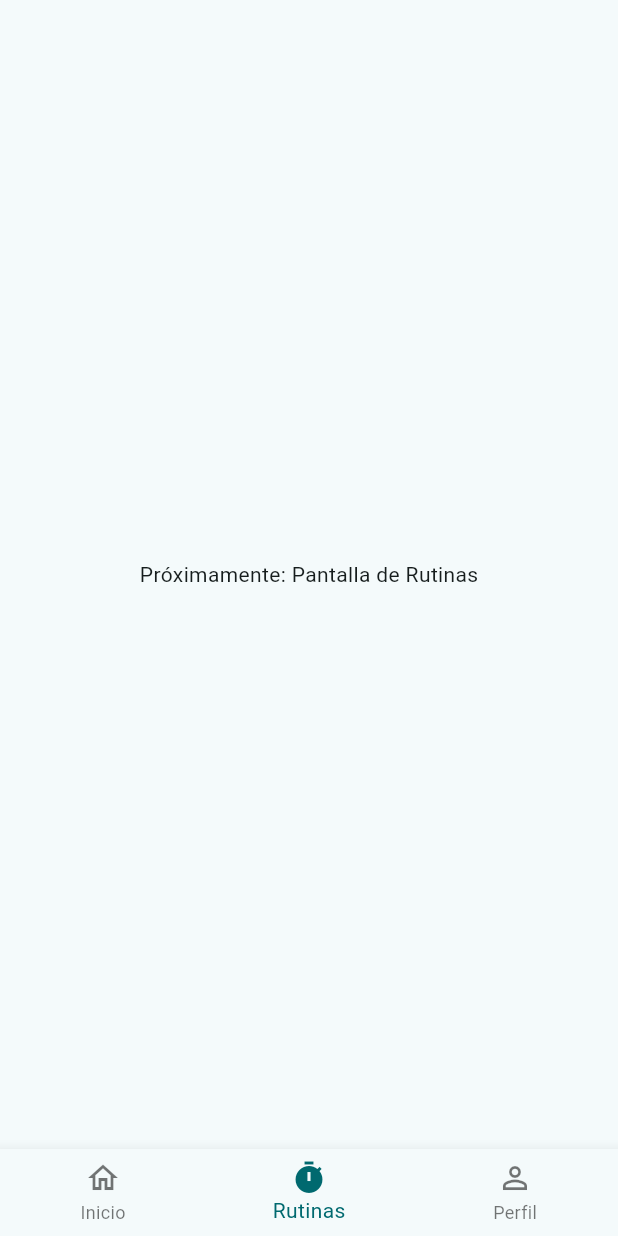
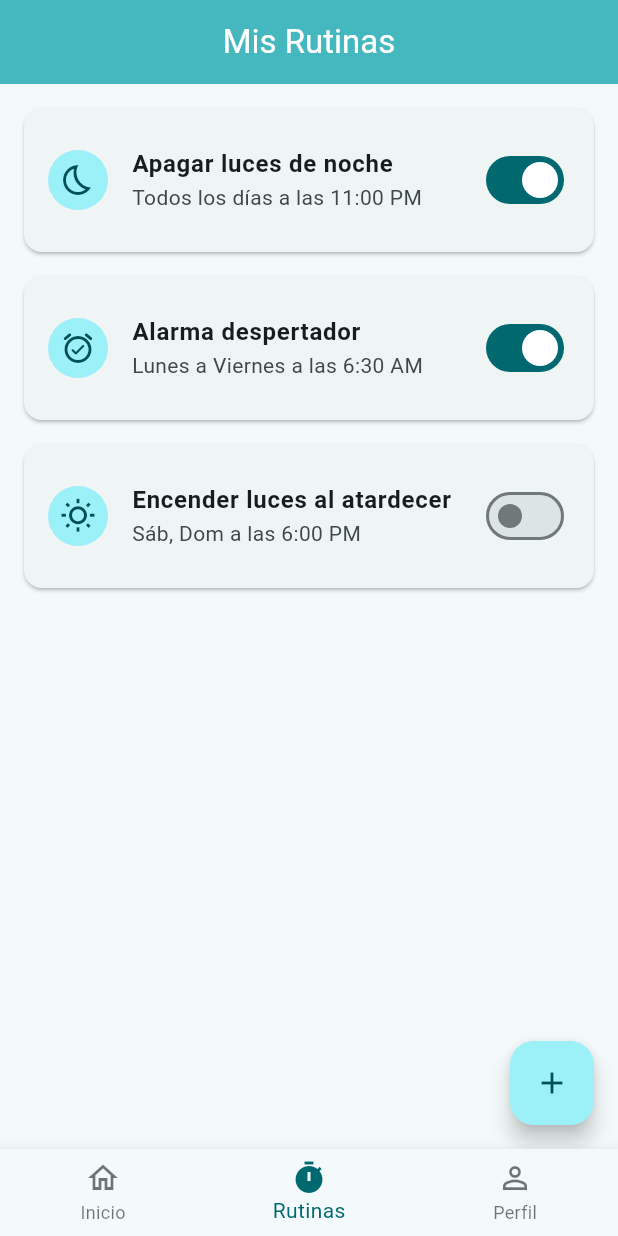
Before and after one commit to PanoccaJhon/AsistIoT-Project, a Flutter app: the screen it shows after launch, item 2 of the bottom bar chosen, on a phone screen of 412 x 824 dp. Run offline on Flutter 3.47's test engine with Material 3 defaults, Android fonts, the phone set to English and light mode, and no system bars; our stand-ins replace flutter_blue_plus, lottie, permission_handler; missing offline and left inert: amplify_api, amplify_auth_cognito, amplify_flutter.

Commit message:
consolidacion de avance 006

```diff
--- a/lib/core/services/api_service.dart
+++ b/lib/core/services/api_service.dart
@@ -44,6 +44,7 @@ class ApiService {
         queryParameters: {'email': userEmail},
       );
       final response = await restOperation.response;
+      print(response.decodeBody());
 
       // Devuelve la lista JSON directamente, el Repositorio se encargará de mapearla.
       return jsonDecode(response.decodeBody()) as List<dynamic>;
--- a/lib/core/services/iot_repository.dart
+++ b/lib/core/services/iot_repository.dart
@@ -30,7 +30,7 @@ class ApiIotRepository implements IotRepository {
     final devicesData = await _apiService.listDevices();
     // Aquí se podrían combinar los datos de la lista con su estado si fuera necesario
     return devicesData
-        .map((d) => LightDevice(id: d['thingName'], name: d['thingName'])) // Simplificado
+        .map((d) => LightDevice(id: d['thingName'], name: d['thingName'], online: d['online'])) // Simplificado
         .toList();
   }
 
--- a/lib/features/home/views/main_screen.dart
+++ b/lib/features/home/views/main_screen.dart
@@ -1,5 +1,6 @@
 import 'package:asistiot_project/features/home/views/home_screen.dart';
 import 'package:asistiot_project/features/profile/views/profile_screen.dart';
+import 'package:asistiot_project/features/routines/views/routines_screen.dart';
 import 'package:flutter/material.dart';
 
 class MainScreen extends StatefulWidget {
@@ -15,7 +16,7 @@ class _MainScreenState extends State<MainScreen> {
   // Lista de las pantallas que se mostrarán en cada pestaña
   static const List<Widget> _widgetOptions = <Widget>[
     HomeScreen(), // Nuestra pantalla principal de dispositivos
-    Text('Próximamente: Pantalla de Rutinas'), // Placeholder
+    RoutinesScreen(),
     ProfileScreen(), // La nueva pantalla de perfil
   ];
 
--- /dev/null
+++ b/lib/features/routines/views/routines_screen.dart
@@ -0,0 +1,133 @@
+import 'package:flutter/material.dart';
+
+// Modelo de datos de ejemplo. Luego lo reemplazarás con tu modelo real.
+class _Routine {
+  final String title;
+  final String time;
+  final String days;
+  final IconData icon;
+  bool isActive;
+
+  _Routine({
+    required this.title,
+    required this.time,
+    required this.days,
+    required this.icon,
+    this.isActive = true,
+  });
+}
+
+class RoutinesScreen extends StatelessWidget {
+  const RoutinesScreen({super.key});
+
+  @override
+  Widget build(BuildContext context) {
+    // --- DATOS DE EJEMPLO (se reemplazarán con el ViewModel) ---
+    final List<_Routine> routines = [
+      _Routine(
+        title: 'Apagar luces de noche',
+        time: '11:00 PM',
+        days: 'Todos los días',
+        icon: Icons.bedtime_outlined,
+        isActive: true,
+      ),
+      _Routine(
+        title: 'Alarma despertador',
+        time: '6:30 AM',
+        days: 'Lunes a Viernes',
+        icon: Icons.alarm_on_rounded,
+        isActive: true,
+      ),
+      _Routine(
+        title: 'Encender luces al atardecer',
+        time: '6:00 PM',
+        days: 'Sáb, Dom',
+        icon: Icons.wb_sunny_outlined,
+        isActive: false,
+      ),
+    ];
+    // ---------------------------------------------------------
+
+    return Scaffold(
+      appBar: AppBar(
+        title: const Text('Mis Rutinas'),
+        centerTitle: true,
+      ),
+      body: routines.isEmpty
+          ? _buildEmptyState()
+          : _buildRoutinesList(routines),
+      floatingActionButton: FloatingActionButton(
+        onPressed: () {
+          // TODO: Navegar a una pantalla para crear una nueva rutina
+        },
+        tooltip: 'Añadir Rutina',
+        child: const Icon(Icons.add),
+      ),
+    );
+  }
+
+  /// Construye la lista de rutinas si no está vacía.
+  Widget _buildRoutinesList(List<_Routine> routines) {
+    return ListView.builder(
+      padding: const EdgeInsets.all(8.0),
+      itemCount: routines.length,
+      itemBuilder: (context, index) {
+        final routine = routines[index];
+        return _RoutineCard(routine: routine);
+      },
+    );
+  }
+
+  /// Construye el widget que se muestra cuando no hay rutinas.
+  Widget _buildEmptyState() {
+    return Center(
+      child: Padding(
+        padding: const EdgeInsets.all(24.0),
+        child: Column(
+          mainAxisAlignment: MainAxisAlignment.center,
+          children: [
+            Icon(Icons.add_alarm_rounded, size: 80, color: Colors.grey.shade300),
+            const SizedBox(height: 24),
+            const Text(
+              'No hay rutinas creadas',
+              style: TextStyle(fontSize: 22, fontWeight: FontWeight.bold),
+            ),
+            const SizedBox(height: 8),
+            Text(
+              'Usa el botón "+" para programar acciones automáticas como encender luces o poner alarmas.',
+              textAlign: TextAlign.center,
+              style: TextStyle(fontSize: 16, color: Colors.grey.shade600),
+            ),
+          ],
+        ),
+      ),
+    );
+  }
+}
+
+/// Widget para mostrar la tarjeta de una sola rutina.
+class _RoutineCard extends StatelessWidget {
+  const _RoutineCard({required this.routine});
+
+  final _Routine routine;
+
+  @override
+  Widget build(BuildContext context) {
+    return Card(
+      margin: const EdgeInsets.symmetric(vertical: 8.0, horizontal: 8.0),
+      child: SwitchListTile.adaptive(
+        contentPadding: const EdgeInsets.symmetric(vertical: 12, horizontal: 16),
+        secondary: CircleAvatar(
+          child: Icon(routine.icon),
+        ),
+        title: Text(routine.title, style: const TextStyle(fontWeight: FontWeight.bold)),
+        subtitle: Text('${routine.days} a las ${routine.time}'),
+        value: routine.isActive,
+        onChanged: (bool newValue) {
+          // TODO: Llamar a una función en el ViewModel para activar/desactivar la rutina
+          // viewModel.toggleRoutine(routine.id, newValue);
+        },
+      ),
+    );
+  }
+}
```
